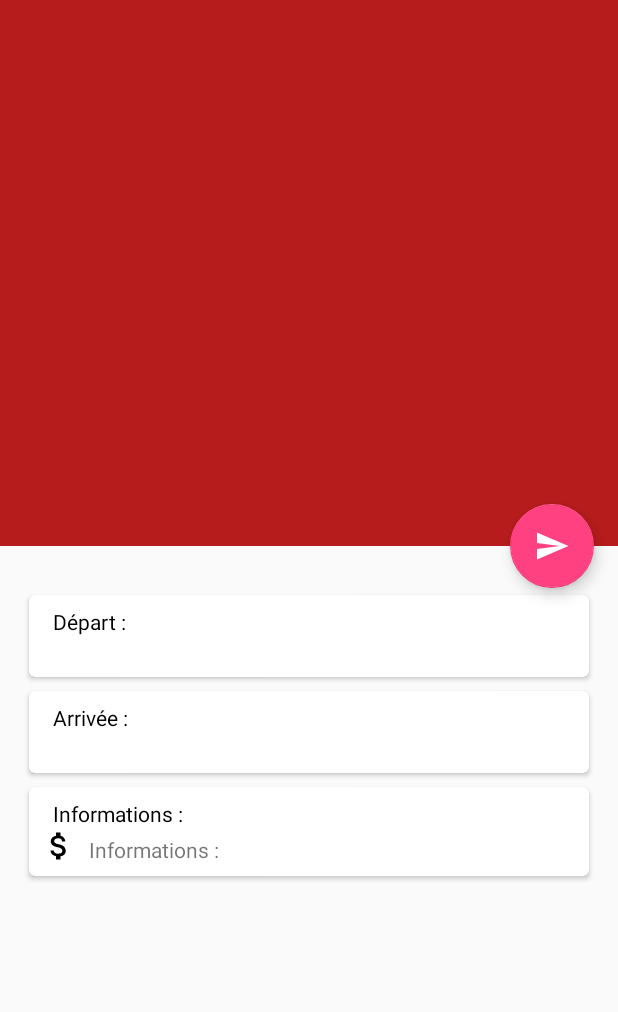
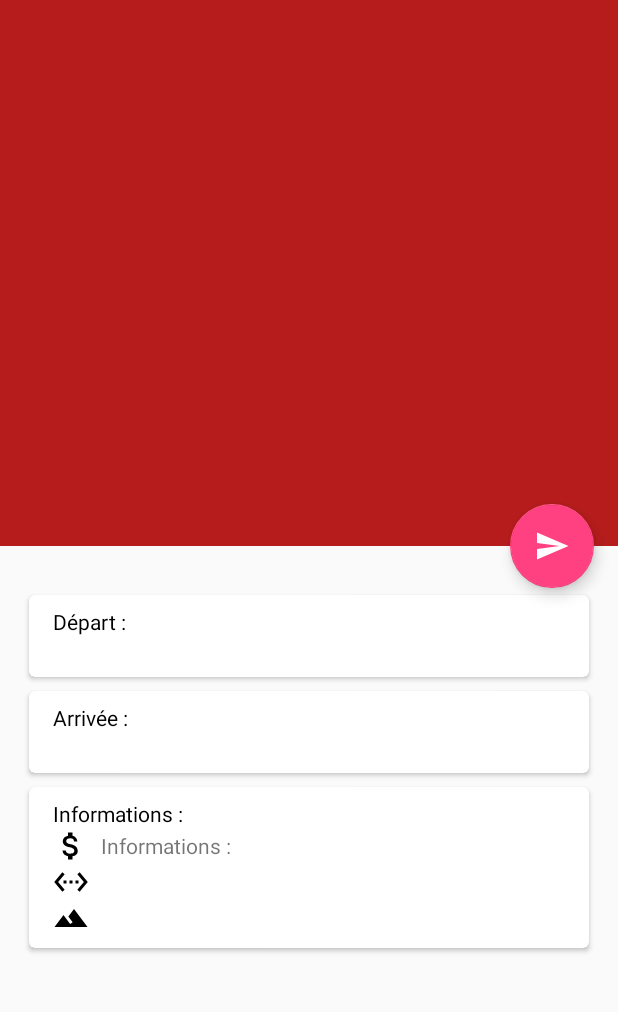
Before and after one commit to SmartPld/velociraptor-client, an Android app: the DetailsTripActivity screen opened directly, with no data from a screen before it, on a phone screen of 412 x 824 dp, the part 54-1066 px from its top. Run offline under Robolectric (Android 15) with nearby library versions, the phone set to English and light mode, and no system bars; our stand-ins replace ButterKnife.

```diff
--- a/app/src/main/java/com/pld/velociraptor/service/MapServices.java
+++ b/app/src/main/java/com/pld/velociraptor/service/MapServices.java
@@ -6,6 +6,7 @@ import android.os.AsyncTask;
 import android.os.Build;
 
 import com.google.android.gms.maps.GoogleMap;
+import com.google.android.gms.maps.model.LatLng;
 import com.pld.velociraptor.model.Trip;
 import com.pld.velociraptor.tools.RestClient;
 
@@ -31,9 +32,9 @@ public class MapServices {
     }
 
     @TargetApi(Build.VERSION_CODES.HONEYCOMB)
-    public void drawTrip(TripDrawnCallBack callback, GoogleMap googleMap, Trip trip)  {
+    public void drawTrip(TripDrawnCallBack callback, GoogleMap googleMap, Trip trip, LatLng userPosition, boolean animate)  {
 
-        ItineraireAsyncTask asyncLoader = new ItineraireAsyncTask(restClient, context, callback, googleMap);
+        ItineraireAsyncTask asyncLoader = new ItineraireAsyncTask(restClient, context, callback, googleMap, userPosition, animate);
 
         Trip[] params = {trip};
         int currentapiVersion = Build.VERSION.SDK_INT;
--- a/app/src/main/java/com/pld/velociraptor/service/TripDrawnCallBack.java
+++ b/app/src/main/java/com/pld/velociraptor/service/TripDrawnCallBack.java
@@ -4,5 +4,5 @@ package com.pld.velociraptor.service;
  * Created by Thibault on 28/04/2016.
  */
 public interface TripDrawnCallBack {
-    void onTripDrawn();
+    void onTripDrawn(boolean tripDrawnUser);
 }
--- a/app/src/main/java/com/pld/velociraptor/view/activity/LoginActivity.java
+++ b/app/src/main/java/com/pld/velociraptor/view/activity/LoginActivity.java
@@ -193,7 +193,7 @@ public class LoginActivity extends AppCompatActivity implements LoaderCallbacks<
         }
 
         //Finally perform a semantic check using the ProfileInteraction
-        String sessionToken  = profileInteraction.getUserToken(email, password);
+        String sessionToken  = "ok";//profileInteraction.getUserToken(email, password);
         if(sessionToken.startsWith("ERROR"))
         {
             mEmailView.setError(sessionToken);
--- a/app/src/main/java/com/pld/velociraptor/view/activity/VelociraptorActivity.java
+++ b/app/src/main/java/com/pld/velociraptor/view/activity/VelociraptorActivity.java
@@ -49,8 +49,8 @@ public class VelociraptorActivity extends AppCompatActivity
 
         //TODO: Use Spinner+AsyncTask to load profile...
        // profile = ProfileMockInteraction.getInstance().getUserProfile(sessionToken);
-        //profile = new UserProfile("email", "username", 3, 3, 3);
-        userService.loadUserProfile(this, sessionToken);
+        profile = new UserProfile("email", "username", 3, 3, 3);
+        //userService.loadUserProfile(this, sessionToken);
 
 
         Toolbar toolbar = (Toolbar) findViewById(R.id.toolbar);
--- a/app/src/main/java/com/pld/velociraptor/view/fragment/DetailsTripFragment.java
+++ b/app/src/main/java/com/pld/velociraptor/view/fragment/DetailsTripFragment.java
@@ -1,14 +1,16 @@
 package com.pld.velociraptor.view.fragment;
 
 import android.os.Bundle;
+import android.support.design.widget.Snackbar;
 import android.view.LayoutInflater;
 import android.view.View;
 import android.view.ViewGroup;
 import android.widget.TextView;
-import android.widget.Toast;
 
 import com.pld.velociraptor.R;
 import com.pld.velociraptor.model.Trip;
+
+import org.w3c.dom.Text;
 
 import butterknife.BindView;
 import butterknife.ButterKnife;
@@ -35,6 +37,15 @@ public class DetailsTripFragment extends BaseFragment implements View.OnClickLis
 
     @BindView(R.id.arrivee_address)
     TextView arriveeAddress;
+
+    @BindView(R.id.distance)
+    TextView distance;
+
+    @BindView(R.id.delta)
+    TextView delta;
+
+    @BindView(R.id.price)
+    TextView price;
 
 
     public static DetailsTripFragment newInstance(Bundle bundleArg, Trip trip){
@@ -68,6 +79,12 @@ public class DetailsTripFragment extends BaseFragment implements View.OnClickLis
             arriveeName.setText(trip.getStation_end().getName());
             arriveeAddress.setText(trip.getStation_end().getAddress());
 
+            distance.setText(trip.getDistance()+"km");
+
+            delta.setText(trip.getDelta_elevation()+"m");
+
+            price.setText(trip.getPoints()+" points");
+
         }
 
         return v;
@@ -75,5 +92,10 @@ public class DetailsTripFragment extends BaseFragment implements View.OnClickLis
 
     @Override
     public void onClick(View v) {
+        Snackbar snackbar = Snackbar
+                .make(v, R.string.selected_trip, Snackbar.LENGTH_LONG);
+
+        snackbar.show();
+
     }
 }
--- a/app/src/main/res/layout/fragment_details_trip.xml
+++ b/app/src/main/res/layout/fragment_details_trip.xml
@@ -140,6 +140,7 @@
                                 </LinearLayout>
                                 <LinearLayout
                                     android:orientation="horizontal"
+                                    android:layout_marginLeft="8dp"
                                     android:layout_width="match_parent"
                                     android:layout_height="wrap_content"
                                     >
@@ -153,19 +154,56 @@
 
                                         <TextView
                                             android:layout_width="wrap_content"
+                                            android:id="@+id/price"
                                             android:layout_height="match_parent"
                                             android:text="@string/informations"
-                                            android:gravity="bottom"
-                                            tools:text="Invitations"
+                                            android:gravity="center"
+                                            tools:text="14 pts"
                                             android:layout_marginLeft="8dp" />
                                 </LinearLayout>
                                 <LinearLayout
                                     android:orientation="horizontal"
+                                    android:layout_marginLeft="8dp"
                                     android:layout_width="match_parent"
                                     android:layout_height="wrap_content"
                                     >
 
 
+                                        <ImageView
+                                            android:layout_width="wrap_content"
+                                            android:layout_height="wrap_content"
+                                            android:id="@+id/imageView9"
+                                            android:src="@drawable/ic_settings_ethernet_black_24dp" />
+
+                                        <TextView
+                                            android:layout_width="wrap_content"
+                                            android:layout_height="match_parent"
+                                            android:id="@+id/distance"
+                                            android:gravity="center"
+                                            tools:text="2.5km"
+                                            android:layout_marginLeft="8dp" />
+                                </LinearLayout>
+                                <LinearLayout
+                                    android:orientation="horizontal"
+                                    android:layout_marginLeft="8dp"
+                                    android:layout_width="match_parent"
+                                    android:layout_height="wrap_content"
+                                    >
+
+
+                                        <ImageView
+                                            android:layout_width="wrap_content"
+                                            android:layout_height="wrap_content"
+                                            android:id="@+id/imageView10"
+                                            android:src="@drawable/ic_terrain_black_24dp" />
+
+                                        <TextView
+                                            android:layout_width="wrap_content"
+                                            android:layout_height="match_parent"
+                                            android:id="@+id/delta"
+                                            android:gravity="center"
+                                            tools:text="325m"
+                                            android:layout_marginLeft="8dp" />
                                 </LinearLayout>
 
                         </LinearLayout>
--- a/app/src/main/res/values/colors.xml
+++ b/app/src/main/res/values/colors.xml
@@ -4,6 +4,7 @@
     <color name="colorPrimaryDark">#b71c1c</color>
     <color name="colorAccent">#FF4081</color>
     <color name="green">#00c853</color>
+    <color name="grey">#616161</color>
     <color name="red">#d50000</color>
     <color name="black">#000000</color>
     <color name="translucent_black">#111</color>
--- a/app/src/main/res/values/strings.xml
+++ b/app/src/main/res/values/strings.xml
@@ -24,4 +24,5 @@
     <string name="arriv_e">Arrivée :</string>
     <string name="informations">Informations :</string>
     <string name="prix">Prix :</string>
+    <string name="selected_trip">Trajet sélectionné !</string>
 </resources>
```
Also changed, not shown: app/src/main/java/com/pld/velociraptor/service/ItineraireAsyncTask.java (+67 -12 lines), app/src/main/java/com/pld/velociraptor/view/activity/DetailsTripActivity.java (+19 -4 lines), app/src/main/java/com/pld/velociraptor/view/adapters/RecyclerTripAdapter.java (+15 -2 lines), app/src/main/java/com/pld/velociraptor/view/fragment/DisplayTripFragment.java (+6 -4 lines), app/src/main/res/layout/fragment_trip_list.xml (+4 -5 lines), app/src/main/res/layout/item_trip.xml (+6 -4 lines).
